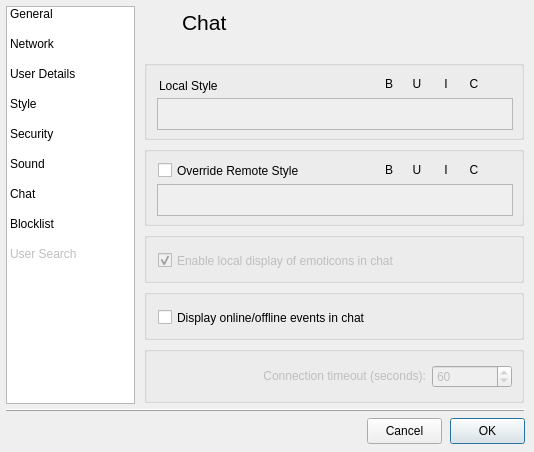
vituperative/i2pchat, file src/gui/form_settingsgui.ui: the form before one commit.
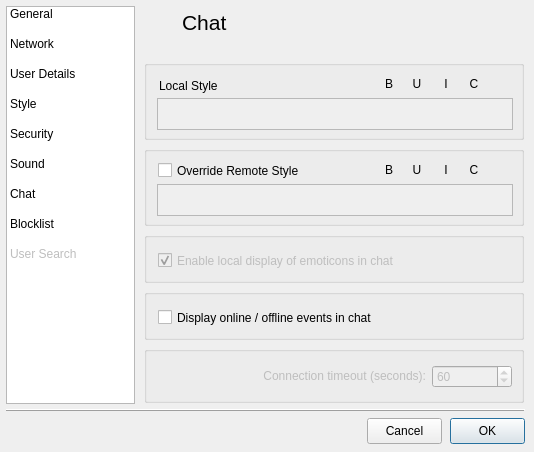
The form after the commit. The open tabs and pages were chosen to show the change. Icons and pictures are not drawn.

Commit message: Tweak settings to fix crash when settings are opened

```diff
--- a/src/gui/form_settingsgui.ui
+++ b/src/gui/form_settingsgui.ui
@@ -4019,7 +4019,7 @@
          <rect>
           <x>14</x>
           <y>18</y>
-          <width>240</width>
+          <width>358</width>
           <height>21</height>
          </rect>
         </property>
@@ -4031,7 +4031,7 @@
          </font>
         </property>
         <property name="text">
-         <string>Display online/offline events in chat</string>
+         <string>Display online / offline events in chat</string>
         </property>
        </widget>
       </widget>
```
